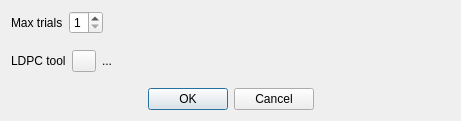
Above: plugins/channelrx/demoddatv/datvdvbs2ldpcdialog.ui from f4exb/sdrangel before the change. Below: the same form after it.
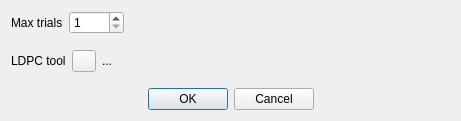
That is the form after the change. Icons and pictures are not drawn.

Diff of the .ui file:
```diff
--- a/plugins/channelrx/demoddatv/datvdvbs2ldpcdialog.ui
+++ b/plugins/channelrx/demoddatv/datvdvbs2ldpcdialog.ui
@@ -31,11 +31,17 @@
      </item>
      <item>
       <widget class="QSpinBox" name="maxTrials">
+       <property name="minimumSize">
+        <size>
+         <width>55</width>
+         <height>0</height>
+        </size>
+       </property>
        <property name="minimum">
         <number>1</number>
        </property>
        <property name="maximum">
-        <number>8</number>
+        <number>25</number>
        </property>
        <property name="displayIntegerBase">
         <number>10</number>
```
